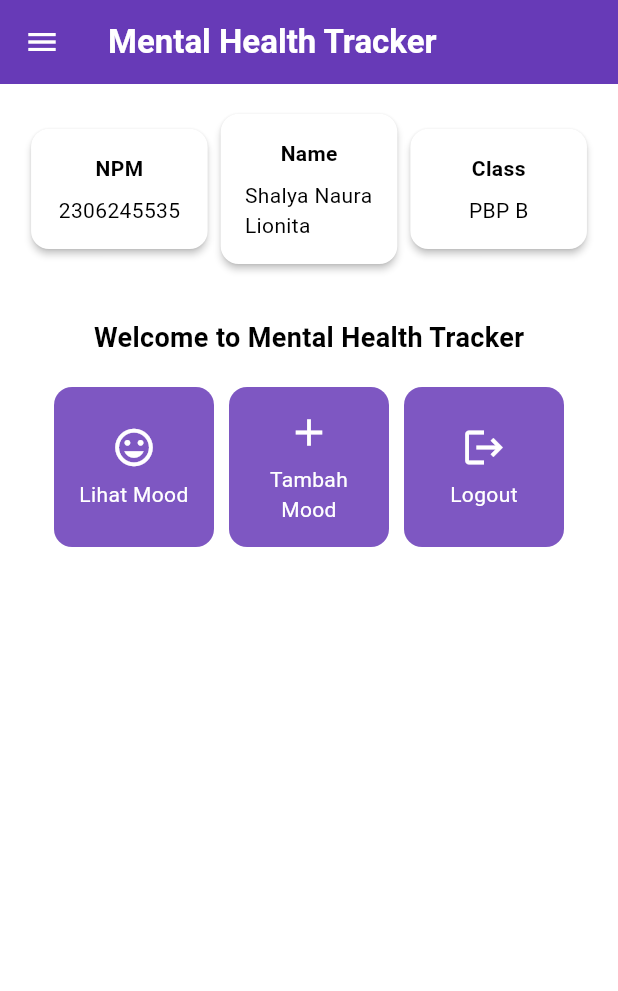
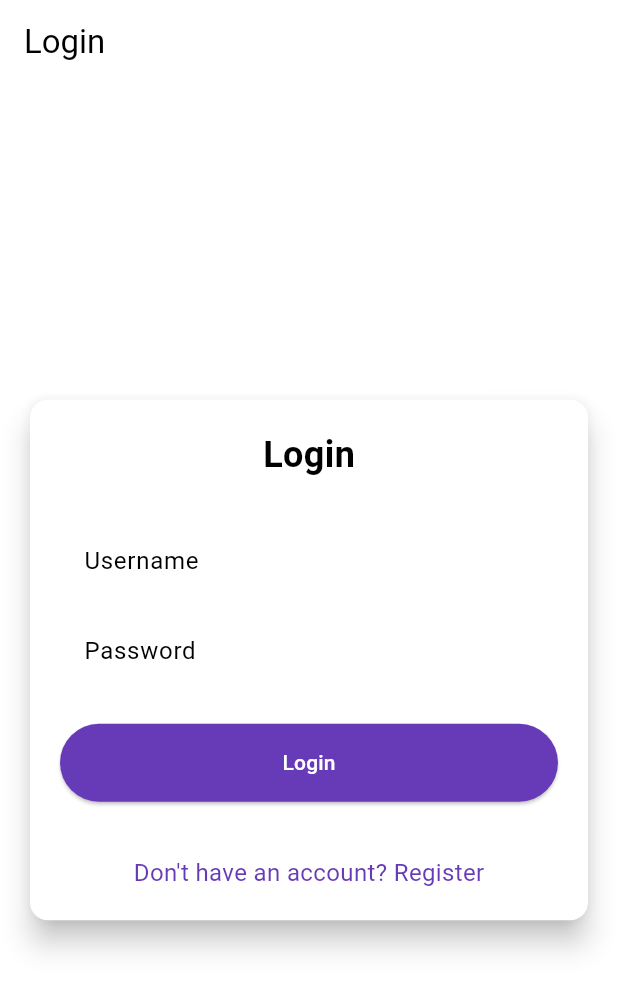
Before and after one commit to shamimasen/mental-health-tracker-moblile, a Flutter app: the screen it shows after launch, on a phone screen of 412 x 824 dp. Shown: the top 991 px of the screen. Run offline on Flutter 3.47's test engine with Material 3 defaults, Android fonts, the phone set to English and light mode, and no system bars; missing offline and left inert: pbp_django_auth.

Commit message:
tutorial 8

```diff
--- a/lib/main.dart
+++ b/lib/main.dart
@@ -1,5 +1,8 @@
 import 'package:flutter/material.dart';
 import 'package:mental_health_tracker/screens/menu.dart';
+import 'package:pbp_django_auth/pbp_django_auth.dart';
+import 'package:provider/provider.dart';
+import 'package:mental_health_tracker/screens/login.dart';
 
 void main() {
   runApp(const MyApp());
@@ -8,32 +11,23 @@ void main() {
 class MyApp extends StatelessWidget {
   const MyApp({super.key});
 
-  // This widget is the root of your application.
   @override
   Widget build(BuildContext context) {
-    return MaterialApp(
-      title: 'Flutter Demo',
-      theme: ThemeData(
-        // This is the theme of your application.
-        //
-        // TRY THIS: Try running your application with "flutter run". You'll see
-        // the application has a purple toolbar. Then, without quitting the app,
-        // try changing the seedColor in the colorScheme below to Colors.green
-        // and then invoke "hot reload" (save your changes or press the "hot
-        // reload" button in a Flutter-supported IDE, or press "r" if you used
-        // the command line to start the app).
-        //
-        // Notice that the counter didn't reset back to zero; the application
-        // state is not lost during the reload. To reset the state, use hot
-        // restart instead.
-        //
-        // This works for code too, not just values: Most code changes can be
-        // tested with just a hot reload.
-        colorScheme: ColorScheme.fromSwatch(
-          primarySwatch: Colors.deepPurple,
-        ).copyWith(secondary: Colors.deepPurple[400]),
+    return Provider(
+      create: (_) {
+        CookieRequest request = CookieRequest();
+        return request;
+      },
+      child: MaterialApp(
+        title: 'Mental Health Tracker',
+        theme: ThemeData(
+          useMaterial3: true,
+          colorScheme: ColorScheme.fromSwatch(
+            primarySwatch: Colors.deepPurple,
+          ).copyWith(secondary: Colors.deepPurple[400]),
+        ),
+        home: const LoginPage(),
       ),
-      home: MyHomePage(),
     );
   }
 }
--- /dev/null
+++ b/lib/screens/login.dart
@@ -0,0 +1,180 @@
+import 'package:mental_health_tracker/screens/menu.dart';
+import 'package:flutter/material.dart';
+import 'package:pbp_django_auth/pbp_django_auth.dart';
+import 'package:provider/provider.dart';
+import 'package:mental_health_tracker/screens/register.dart';
+
+void main() {
+  runApp(const LoginApp());
+}
+
+class LoginApp extends StatelessWidget {
+  const LoginApp({super.key});
+
+  @override
+  Widget build(BuildContext context) {
+    return MaterialApp(
+      title: 'Login',
+      theme: ThemeData(
+        useMaterial3: true,
+        colorScheme: ColorScheme.fromSwatch(
+          primarySwatch: Colors.deepPurple,
+        ).copyWith(secondary: Colors.deepPurple[400]),
+      ),
+      home: const LoginPage(),
+    );
+  }
+}
+
+class LoginPage extends StatefulWidget {
+  const LoginPage({super.key});
+
+  @override
+  State<LoginPage> createState() => _LoginPageState();
+}
+
+class _LoginPageState extends State<LoginPage> {
+  final TextEditingController _usernameController = TextEditingController();
+  final TextEditingController _passwordController = TextEditingController();
+
+  @override
+  Widget build(BuildContext context) {
+    final request = context.watch<CookieRequest>();
+
+    return Scaffold(
+      appBar: AppBar(
+        title: const Text('Login'),
+      ),
+      body: Center(
+        child: SingleChildScrollView(
+          padding: const EdgeInsets.all(16.0),
+          child: Card(
+            elevation: 8,
+            shape: RoundedRectangleBorder(
+              borderRadius: BorderRadius.circular(12.0),
+            ),
+            child: Padding(
+              padding: const EdgeInsets.all(20.0),
+              child: Column(
+                mainAxisSize: MainAxisSize.min,
+                children: [
+                  const Text(
+                    'Login',
+                    style: TextStyle(
+                      fontSize: 24.0,
+                      fontWeight: FontWeight.bold,
+                    ),
+                  ),
+                  const SizedBox(height: 30.0),
+                  TextField(
+                    controller: _usernameController,
+                    decoration: const InputDecoration(
+                      labelText: 'Username',
+                      hintText: 'Enter your username',
+                      border: OutlineInputBorder(
+                        borderRadius: BorderRadius.all(Radius.circular(12.0)),
+                      ),
+                      contentPadding:
+                          EdgeInsets.symmetric(horizontal: 12.0, vertical: 8.0),
+                    ),
+                  ),
+                  const SizedBox(height: 12.0),
+                  TextField(
+                    controller: _passwordController,
+                    decoration: const InputDecoration(
+                      labelText: 'Password',
+                      hintText: 'Enter your password',
+                      border: OutlineInputBorder(
+                        borderRadius: BorderRadius.all(Radius.circular(12.0)),
+                      ),
+                      contentPadding:
+                          EdgeInsets.symmetric(horizontal: 12.0, vertical: 8.0),
+                    ),
+                    obscureText: true,
+                  ),
+                  const SizedBox(height: 24.0),
+                  ElevatedButton(
+                    onPressed: () async {
+                      String username = _usernameController.text;
+                      String password = _passwordController.text;
+
+                      // Cek kredensial
+                      // Untuk menyambungkan Android emulator dengan Django pada localhost,
+                      // gunakan URL http://10.0.2.2/
+                      final response = await request
+                          .login("http://127.0.0.1:8000/auth/login/", {
+                        'username': username,
+                        'password': password,
+                      });
+
+                      if (request.loggedIn) {
+                        String message = response['message'];
+                        String uname = response['username'];
+                        if (context.mounted) {
+                          Navigator.pushReplacement(
+                            context,
+                            MaterialPageRoute(
+                                builder: (context) => MyHomePage()),
+                          );
+                          ScaffoldMessenger.of(context)
+                            ..hideCurrentSnackBar()
+                            ..showSnackBar(
+                              SnackBar(
+                                  content:
+                                      Text("$message Selamat datang, $uname.")),
+                            );
+                        }
+                      } else {
+                        if (context.mounted) {
+                          showDialog(
+                            context: context,
+                            builder: (context) => AlertDialog(
+                              title: const Text('Login Gagal'),
+                              content: Text(response['message']),
+                              actions: [
+                                TextButton(
+                                  child: const Text('OK'),
+                                  onPressed: () {
+                                    Navigator.pop(context);
+                                  },
+                                ),
+                              ],
+                            ),
+                          );
+                        }
+                      }
+                    },
+                    style: ElevatedButton.styleFrom(
+                      foregroundColor: Colors.white,
+                      minimumSize: Size(double.infinity, 50),
+                      backgroundColor: Theme.of(context).colorScheme.primary,
+                      padding: const EdgeInsets.symmetric(vertical: 16.0),
+                    ),
+                    child: const Text('Login'),
+                  ),
+                  const SizedBox(height: 36.0),
+                  GestureDetector(
+                    onTap: () {
+                      Navigator.push(
+                        context,
+                        MaterialPageRoute(
+                            builder: (context) => const RegisterPage()),
+                      );
+                    },
+                    child: Text(
+                      'Don\'t have an account? Register',
+                      style: TextStyle(
+                        color: Theme.of(context).colorScheme.primary,
+                        fontSize: 16.0,
+                      ),
+                    ),
+                  ),
+                ],
+              ),
+            ),
+          ),
+        ),
+      ),
+    );
+  }
+}
--- a/lib/screens/menu.dart
+++ b/lib/screens/menu.dart
@@ -134,69 +134,69 @@ class InfoCard extends StatelessWidget {
   }
 }
 
-class ItemHomepage {
-  final String name;
-  final IconData icon;
+// class ItemHomepage {
+//   final String name;
+//   final IconData icon;
 
-  ItemHomepage(this.name, this.icon);
-}
+//   ItemHomepage(this.name, this.icon);
+// }
 
-class ItemCard extends StatelessWidget {
-  // Menampilkan kartu dengan ikon dan nama.
+// class ItemCard extends StatelessWidget {
+//   // Menampilkan kartu dengan ikon dan nama.
 
-  final ItemHomepage item;
+//   final ItemHomepage item;
 
-  const ItemCard(this.item, {super.key});
+//   const ItemCard(this.item, {super.key});
 
-  @override
-  Widget build(BuildContext context) {
-    return Material(
-      // Menentukan warna latar belakang dari tema aplikasi.
-      color: Theme.of(context).colorScheme.secondary,
-      // Membuat sudut kartu melengkung.
-      borderRadius: BorderRadius.circular(12),
+//   @override
+//   Widget build(BuildContext context) {
+//     return Material(
+//       // Menentukan warna latar belakang dari tema aplikasi.
+//       color: Theme.of(context).colorScheme.secondary,
+//       // Membuat sudut kartu melengkung.
+//       borderRadius: BorderRadius.circular(12),
 
-      child: InkWell(
-        // Aksi ketika kartu ditekan.
-        onTap: () {
-          // Menampilkan pesan SnackBar saat kartu ditekan.
-          ScaffoldMessenger.of(context)
-            ..hideCurrentSnackBar()
-            ..showSnackBar(SnackBar(
-                content: Text("Kamu telah menekan tombol ${item.name}!")));
+//       child: InkWell(
+//         // Aksi ketika kartu ditekan.
+//         onTap: () {
+//           // Menampilkan pesan SnackBar saat kartu ditekan.
+//           ScaffoldMessenger.of(context)
+//             ..hideCurrentSnackBar()
+//             ..showSnackBar(SnackBar(
+//                 content: Text("Kamu telah menekan tombol ${item.name}!")));
 
-          // Navigate ke route yang sesuai (tergantung jenis tombol)
-          if (item.name == "Tambah Mood") {
-            Navigator.push(
-              context,
-              MaterialPageRoute(builder: (context) => MoodEntryFormPage()),
-            );
-          }
-        },
-        // Container untuk menyimpan Icon dan Text
-        child: Container(
-          padding: const EdgeInsets.all(8),
-          child: Center(
-            child: Column(
-              // Menyusun ikon dan teks di tengah kartu.
-              mainAxisAlignment: MainAxisAlignment.center,
-              children: [
-                Icon(
-                  item.icon,
-                  color: Colors.white,
-                  size: 30.0,
-                ),
-                const Padding(padding: EdgeInsets.all(3)),
-                Text(
-                  item.name,
-                  textAlign: TextAlign.center,
-                  style: const TextStyle(color: Colors.white),
-                ),
-              ],
-            ),
-          ),
-        ),
-      ),
-    );
-  }
-}
+//           // Navigate ke route yang sesuai (tergantung jenis tombol)
+//           if (item.name == "Tambah Mood") {
+//             Navigator.push(
+//               context,
+//               MaterialPageRoute(builder: (context) => MoodEntryFormPage()),
+//             );
+//           }
+//         },
+//         // Container untuk menyimpan Icon dan Text
+//         child: Container(
+//           padding: const EdgeInsets.all(8),
+//           child: Center(
+//             child: Column(
+//               // Menyusun ikon dan teks di tengah kartu.
+//               mainAxisAlignment: MainAxisAlignment.center,
+//               children: [
+//                 Icon(
+//                   item.icon,
+//                   color: Colors.white,
+//                   size: 30.0,
+//                 ),
+//                 const Padding(padding: EdgeInsets.all(3)),
+//                 Text(
+//                   item.name,
+//                   textAlign: TextAlign.center,
+//                   style: const TextStyle(color: Colors.white),
+//                 ),
+//               ],
+//             ),
+//           ),
+//         ),
+//       ),
+//     );
+//   }
+// }
--- a/lib/widgets/mood_card.dart
+++ b/lib/widgets/mood_card.dart
@@ -1,4 +1,5 @@
 import 'package:flutter/material.dart';
+import 'package:mental_health_tracker/screens/list_moodentry.dart';
 import 'package:mental_health_tracker/screens/moodentry_form.dart';
 
 class ItemHomepage {
@@ -30,6 +31,11 @@ class ItemCard extends StatelessWidget {
               context,
               MaterialPageRoute(builder: (context) => MoodEntryFormPage()),
             );
+          } else if (item.name == "Lihat Mood") {
+            Navigator.push(
+              context,
+              MaterialPageRoute(builder: (context) => const MoodEntryPage()),
+            );
           }
         },
         child: Container(
--- a/pubspec.yaml
+++ b/pubspec.yaml
@@ -35,6 +35,9 @@ dependencies:
   # The following adds the Cupertino Icons font to your application.
   # Use with the CupertinoIcons class for iOS style icons.
   cupertino_icons: ^1.0.8
+  provider: ^6.1.2
+  pbp_django_auth: ^0.4.0
+  http: ^1.2.2
 
 dev_dependencies:
   flutter_test:
```
Also changed, not shown: lib/models/mood_entry.dart (added, +65 -0 lines), lib/screens/list_moodentry.dart (added, +90 -0 lines), lib/screens/moodentry_form.dart (+34 -27 lines), lib/screens/register.dart (added, +165 -0 lines), lib/widgets/left_drawer.dart (+12 -0 lines), pubspec.lock, 2 other files.
